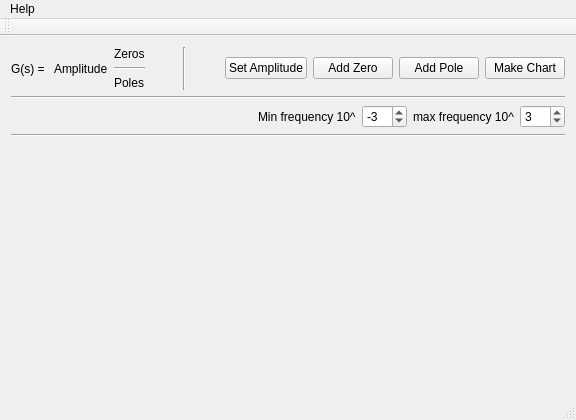
dawidholka/BodePlot, file GRAPH/mainwindow.ui: the form before one commit.
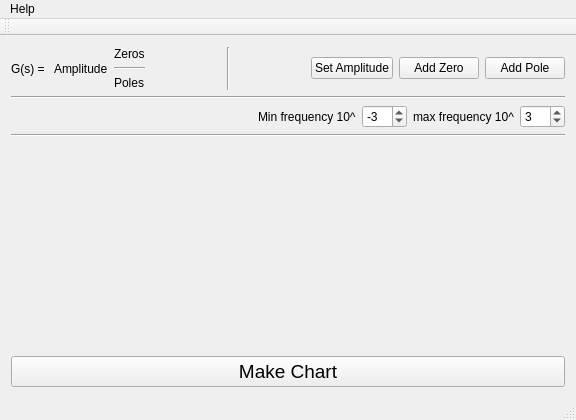
The form after the commit.

The edit to the form file:
```diff
--- a/GRAPH/mainwindow.ui
+++ b/GRAPH/mainwindow.ui
@@ -110,13 +110,6 @@
         </property>
        </widget>
       </item>
-      <item>
-       <widget class="QPushButton" name="makeChartButton">
-        <property name="text">
-         <string>Make Chart</string>
-        </property>
-       </widget>
-      </item>
      </layout>
     </item>
     <item>
@@ -223,6 +216,21 @@
       </property>
      </spacer>
     </item>
+    <item>
+     <widget class="QPushButton" name="testButton">
+      <property name="font">
+       <font>
+        <pointsize>14</pointsize>
+       </font>
+      </property>
+      <property name="text">
+       <string>Make Chart</string>
+      </property>
+      <property name="checkable">
+       <bool>false</bool>
+      </property>
+     </widget>
+    </item>
    </layout>
   </widget>
   <widget class="QMenuBar" name="menuBar">
```
